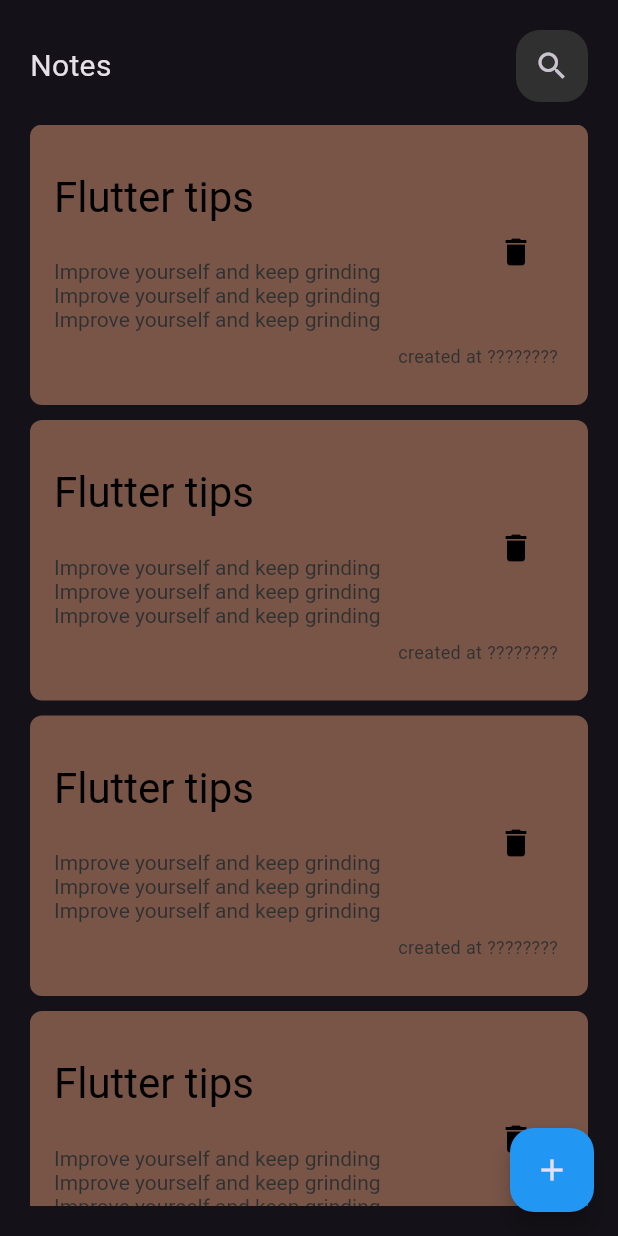
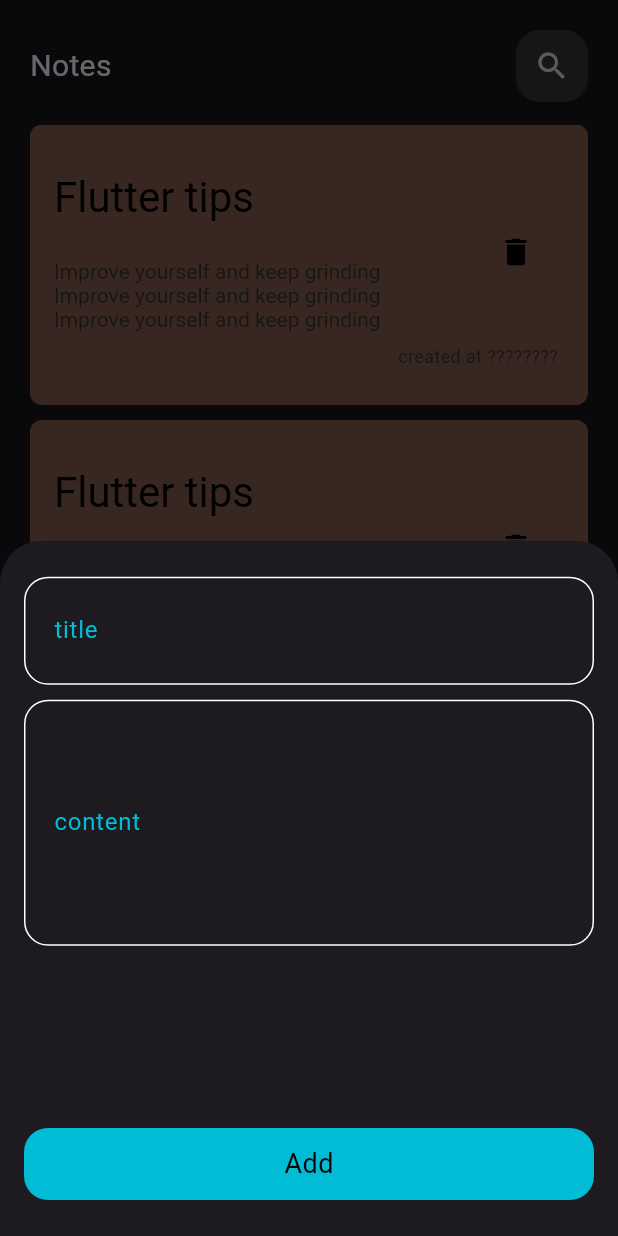
Before and after one commit to AhmedMKV/notes_app, a Flutter app: the screen it shows after launch, after a tap on the "add" icon, on a phone screen of 412 x 824 dp. Run offline on Flutter 3.47's test engine with Material 3 defaults, Android fonts, the phone set to English and light mode, and no system bars.

Commit message:
create add note bottom sheet and using files from the previous store app

```diff
--- a/lib/views/notes_view.dart
+++ b/lib/views/notes_view.dart
@@ -1,4 +1,5 @@
 import 'package:flutter/material.dart';
+import 'package:notes_app/views/widgets/add_note_bottom_sheet.dart';
 import 'package:notes_app/views/widgets/notes_view_body.dart';
 
 class NotesView extends StatelessWidget {
@@ -8,7 +9,13 @@ class NotesView extends StatelessWidget {
   Widget build(BuildContext context) {
     return Scaffold(
       floatingActionButton: FloatingActionButton(
-        onPressed: () {},
+        onPressed: () {
+          showModalBottomSheet(context: context, builder: (context){
+
+            return AddNoteBottomSheet();
+          });
+
+        },
         backgroundColor: Colors.blue,
         child: Icon(
           Icons.add,
--- /dev/null
+++ b/lib/views/widgets/add_note_bottom_sheet.dart
@@ -0,0 +1,33 @@
+import 'package:flutter/material.dart';
+import 'package:notes_app/views/widgets/custom_button.dart';
+import 'package:notes_app/views/widgets/custom_text_field.dart';
+
+class AddNoteBottomSheet extends StatelessWidget {
+  const AddNoteBottomSheet({super.key});
+
+  @override
+  Widget build(BuildContext context) {
+    return Container(
+      child: Padding(
+        padding: const EdgeInsets.symmetric(horizontal: 16, vertical: 24),
+        child: Column(
+          children: [
+            CustomTextFields(
+              fieldPadding: EdgeInsets.symmetric(horizontal: 16, vertical: 24),
+              hint: 'title',
+            ),
+            SizedBox(
+              height: 10,
+            ),
+            CustomTextFields(
+              fieldPadding: EdgeInsets.symmetric(horizontal: 16,vertical: 70),
+              hint: 'content',
+            ),
+            Spacer(),
+            CustomButton(buttonText: 'Add')
+          ],
+        ),
+      ),
+    );
+  }
+}
--- /dev/null
+++ b/lib/views/widgets/custom_button.dart
@@ -0,0 +1,31 @@
+import 'package:flutter/material.dart';
+
+class CustomButton extends StatelessWidget {
+  CustomButton({this.onTap, super.key, required this.buttonText});
+
+  final String buttonText;
+
+  VoidCallback? onTap;
+
+  @override
+  Widget build(BuildContext context) {
+    return InkWell(
+      onTap: onTap,
+      child: Container(
+        decoration: BoxDecoration(
+          color: Colors.cyan,
+          borderRadius: BorderRadius.circular(16)
+        ),
+
+        height: 48,
+        width: double.infinity,
+        child: Center(
+          child: Text(
+            buttonText,
+            style: TextStyle(color: Colors.black, fontSize: 18),
+          ),
+        ),
+      ),
+    );
+  }
+}
--- /dev/null
+++ b/lib/views/widgets/custom_text_field.dart
@@ -0,0 +1,38 @@
+import 'package:flutter/material.dart';
+
+class CustomTextFields extends StatelessWidget {
+  CustomTextFields(
+      {required this.fieldPadding,
+        this.onChanged,
+      super.key,
+      this.inputType,
+      required this.hint,
+      this.obscureText = false});
+
+  bool? obscureText;
+final EdgeInsetsGeometry fieldPadding;
+  final String hint;
+  Function(String)? onChanged;
+  TextInputType? inputType;
+
+  @override
+  Widget build(BuildContext context) {
+    return TextField(
+
+      obscureText: obscureText!,
+      keyboardType: inputType,
+      onChanged: onChanged,
+      decoration: InputDecoration(
+        contentPadding:fieldPadding,
+        enabledBorder: OutlineInputBorder(
+            borderRadius: BorderRadius.circular(16),
+            borderSide: BorderSide(color: Colors.white)),
+        hintText: hint,
+        hintStyle: TextStyle(color: Colors.cyan),
+        focusedBorder: OutlineInputBorder(
+            borderRadius: BorderRadius.circular(16),
+            borderSide: BorderSide(color: Colors.white)),
+      ),
+    );
+  }
+}
```
Also changed, not shown: lib/costants.dart (added).
